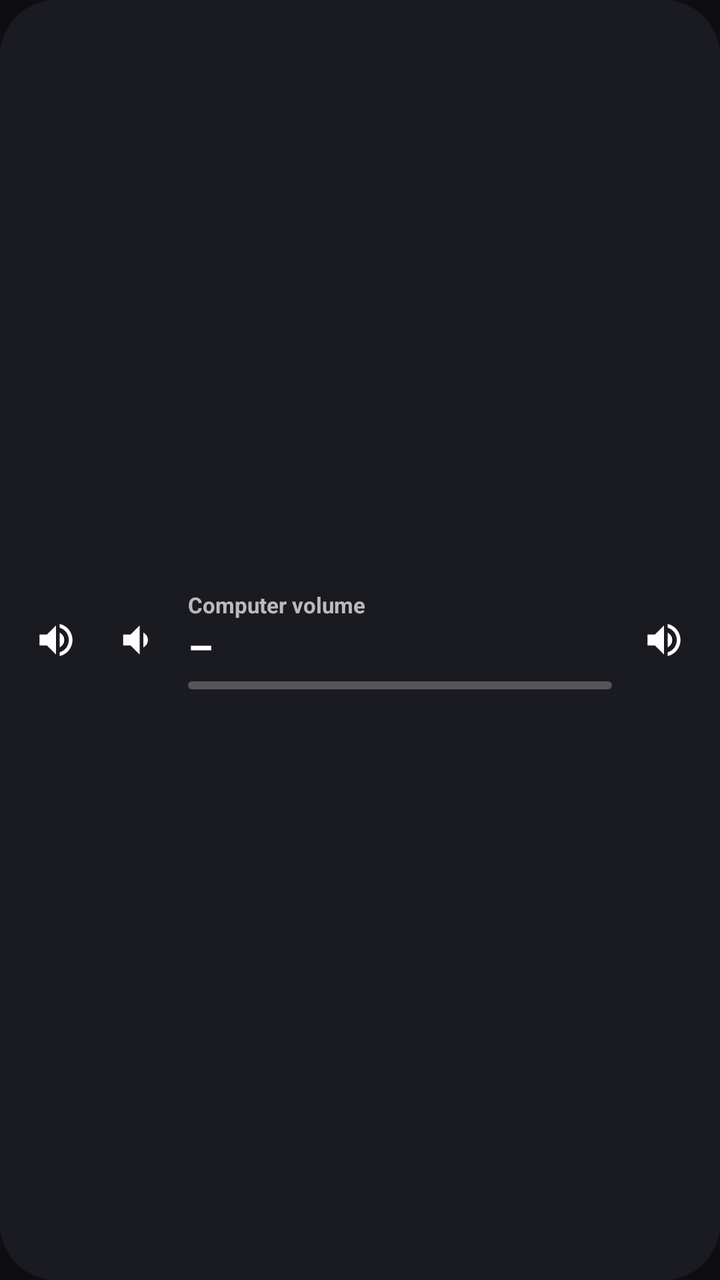
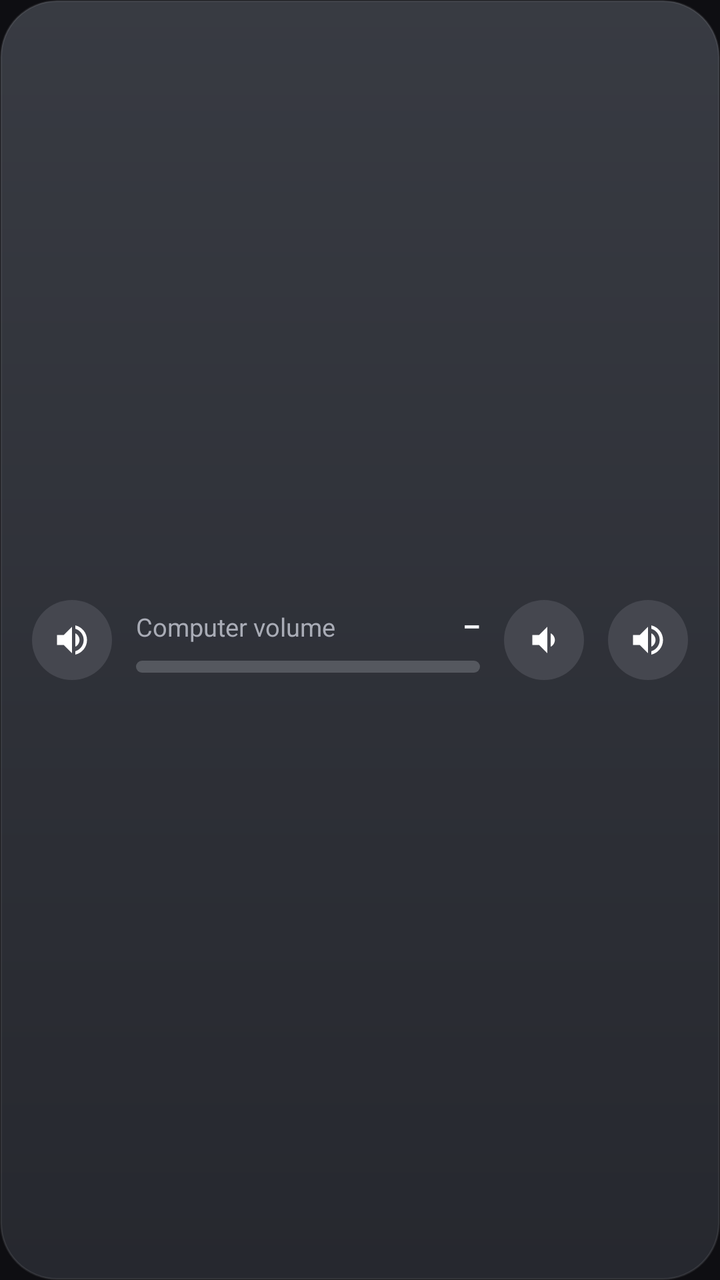

Before-and-after screenshots of an Android layout around one commit, followed by the original layout XML and the change that was made.
<!-- AndroidManifest.xml: application theme Theme.Pocketfader -->
<!-- res/layout/widget_volume.xml -->
<?xml version="1.0" encoding="utf-8"?>
<FrameLayout xmlns:android="http://schemas.android.com/apk/res/android" android:id="@+id/root" android:layout_width="match_parent" android:layout_height="match_parent" android:background="@drawable/widget_bg">
    <LinearLayout android:layout_width="match_parent" android:layout_height="match_parent" android:orientation="horizontal" android:gravity="center_vertical" android:paddingStart="8dp" android:paddingEnd="8dp">
        <ImageView android:id="@+id/mute" android:layout_width="40dp" android:layout_height="40dp" android:padding="9dp"
                android:src="@drawable/ic_w_vol_up" android:background="?android:attr/selectableItemBackgroundBorderless" android:contentDescription="Mute" />
        <ImageView android:id="@+id/vol_down" android:layout_width="40dp" android:layout_height="40dp" android:padding="9dp"
                android:src="@drawable/ic_w_vol_down" android:background="?android:attr/selectableItemBackgroundBorderless" android:contentDescription="Volume down" />
        <LinearLayout android:layout_width="0dp" android:layout_height="wrap_content" android:layout_weight="1" android:layout_marginStart="6dp" android:layout_marginEnd="6dp" android:orientation="vertical">
            <TextView android:id="@+id/label" android:layout_width="match_parent" android:layout_height="wrap_content" android:textColor="#B3FFFFFF" android:textSize="11sp" android:textStyle="bold" android:singleLine="true" android:text="Computer volume" />
            <TextView android:id="@+id/percent" android:layout_width="match_parent" android:layout_height="wrap_content" android:textColor="#FFFFFFFF" android:textSize="20sp" android:textStyle="bold" android:singleLine="true" android:text="–" />
            <ProgressBar android:id="@+id/level" style="?android:attr/progressBarStyleHorizontal" android:layout_width="match_parent" android:layout_height="4dp" android:layout_marginTop="4dp" android:max="100" android:progressDrawable="@drawable/widget_progress" />
        </LinearLayout>
        <ImageView android:id="@+id/vol_up" android:layout_width="40dp" android:layout_height="40dp" android:padding="9dp"
                android:src="@drawable/ic_w_vol_up" android:background="?android:attr/selectableItemBackgroundBorderless" android:contentDescription="Volume up" />
    </LinearLayout>
</FrameLayout>
<!-- resources referenced by this layout -->
<resources>
  <!-- drawable ic_w_vol_down (drawable) -->
  <?xml version="1.0" encoding="utf-8"?>
  <vector xmlns:android="http://schemas.android.com/apk/res/android"
      android:width="24dp" android:height="24dp" android:viewportWidth="24" android:viewportHeight="24">
      <path android:fillColor="#FFFFFFFF" android:pathData="M18.5,12c0,-1.77 -1.02,-3.29 -2.5,-4.03v8.05c1.48,-0.73 2.5,-2.25 2.5,-4.02zM5,9v6h4l5,5V4L9,9H5z" />
  </vector>
  <!-- drawable ic_w_vol_up (drawable) -->
  <?xml version="1.0" encoding="utf-8"?>
  <vector xmlns:android="http://schemas.android.com/apk/res/android"
      android:width="24dp" android:height="24dp" android:viewportWidth="24" android:viewportHeight="24">
      <path android:fillColor="#FFFFFFFF" android:pathData="M3,9v6h4l5,5V4L7,9H3zm13.5,3c0,-1.77 -1.02,-3.29 -2.5,-4.03v8.05c1.48,-0.73 2.5,-2.25 2.5,-4.02zM14,3.23v2.06c2.89,0.86 5,3.54 5,6.71s-2.11,5.85 -5,6.71v2.06c4.01,-0.91 7,-4.49 7,-8.77s-2.99,-7.86 -7,-8.77z" />
  </vector>
  <!-- drawable widget_bg (drawable) -->
  <?xml version="1.0" encoding="utf-8"?>
  <shape xmlns:android="http://schemas.android.com/apk/res/android" android:shape="rectangle"><solid android:color="#F01B1B22" /><corners android:radius="28dp" /></shape>
  <!-- drawable widget_progress (drawable) -->
  <?xml version="1.0" encoding="utf-8"?>
  <layer-list xmlns:android="http://schemas.android.com/apk/res/android">
      <item android:id="@android:id/background">
          <shape android:shape="rectangle"><solid android:color="#40FFFFFF" /><corners android:radius="2dp" /></shape>
      </item>
      <item android:id="@android:id/progress">
          <clip><shape android:shape="rectangle"><solid android:color="#FFFFFFFF" /><corners android:radius="2dp" /></shape></clip>
      </item>
  </layer-list>
  <style name="Theme.Pocketfader" parent="@android:style/Theme.Material.NoActionBar">
          <item name="android:windowBackground">@color/pf_window</item>
          <item name="android:statusBarColor">@android:color/transparent</item>
          <item name="android:navigationBarColor">@android:color/transparent</item>
      </style>
  <color name="pf_window">#0E0E12</color>
</resources>

<!-- the commit's change to res/layout/widget_volume.xml (unified diff, before → after) -->
@@ -1,16 +1,22 @@
 <?xml version="1.0" encoding="utf-8"?>
-<FrameLayout xmlns:android="http://schemas.android.com/apk/res/android" android:id="@+id/root" android:layout_width="match_parent" android:layout_height="match_parent" android:background="@drawable/widget_bg">
-    <LinearLayout android:layout_width="match_parent" android:layout_height="match_parent" android:orientation="horizontal" android:gravity="center_vertical" android:paddingStart="8dp" android:paddingEnd="8dp">
-        <ImageView android:id="@+id/mute" android:layout_width="40dp" android:layout_height="40dp" android:padding="9dp"
-                android:src="@drawable/ic_w_vol_up" android:background="?android:attr/selectableItemBackgroundBorderless" android:contentDescription="Mute" />
-        <ImageView android:id="@+id/vol_down" android:layout_width="40dp" android:layout_height="40dp" android:padding="9dp"
-                android:src="@drawable/ic_w_vol_down" android:background="?android:attr/selectableItemBackgroundBorderless" android:contentDescription="Volume down" />
-        <LinearLayout android:layout_width="0dp" android:layout_height="wrap_content" android:layout_weight="1" android:layout_marginStart="6dp" android:layout_marginEnd="6dp" android:orientation="vertical">
-            <TextView android:id="@+id/label" android:layout_width="match_parent" android:layout_height="wrap_content" android:textColor="#B3FFFFFF" android:textSize="11sp" android:textStyle="bold" android:singleLine="true" android:text="Computer volume" />
-            <TextView android:id="@+id/percent" android:layout_width="match_parent" android:layout_height="wrap_content" android:textColor="#FFFFFFFF" android:textSize="20sp" android:textStyle="bold" android:singleLine="true" android:text="–" />
-            <ProgressBar android:id="@+id/level" style="?android:attr/progressBarStyleHorizontal" android:layout_width="match_parent" android:layout_height="4dp" android:layout_marginTop="4dp" android:max="100" android:progressDrawable="@drawable/widget_progress" />
+<LinearLayout xmlns:android="http://schemas.android.com/apk/res/android" android:id="@+id/root" android:layout_width="match_parent" android:layout_height="match_parent" android:orientation="horizontal" android:gravity="center_vertical" android:background="@drawable/widget_card" android:paddingStart="10dp" android:paddingEnd="10dp">
+    <FrameLayout android:id="@+id/mute" android:layout_width="40dp" android:layout_height="40dp" android:layout_marginStart="6dp" android:layout_marginEnd="6dp">
+                <ImageView android:layout_width="match_parent" android:layout_height="match_parent" android:src="@drawable/widget_circle_dark" android:contentDescription="@null" />
+                <ImageView android:id="@+id/mute_icon" android:layout_width="20dp" android:layout_height="20dp" android:layout_gravity="center" android:src="@drawable/ic_w_vol_up" android:contentDescription="Mute" />
+            </FrameLayout>
+    <LinearLayout android:layout_width="0dp" android:layout_height="wrap_content" android:layout_weight="1" android:layout_marginStart="6dp" android:layout_marginEnd="6dp" android:orientation="vertical">
+        <LinearLayout android:layout_width="match_parent" android:layout_height="wrap_content" android:orientation="horizontal">
+            <TextView android:id="@+id/label" android:layout_width="0dp" android:layout_height="wrap_content" android:layout_weight="1" android:textColor="#FFA9ACB6" android:textSize="12.5sp" android:singleLine="true" android:ellipsize="end" android:text="Computer volume" />
+            <TextView android:id="@+id/percent" android:layout_width="wrap_content" android:layout_height="wrap_content" android:textColor="#FFF2F3F7" android:textSize="14sp" android:textStyle="bold" android:text="–" />
         </LinearLayout>
-        <ImageView android:id="@+id/vol_up" android:layout_width="40dp" android:layout_height="40dp" android:padding="9dp"
-                android:src="@drawable/ic_w_vol_up" android:background="?android:attr/selectableItemBackgroundBorderless" android:contentDescription="Volume up" />
+        <ProgressBar android:id="@+id/level" style="?android:attr/progressBarStyleHorizontal" android:layout_width="match_parent" android:layout_height="6dp" android:layout_marginTop="8dp" android:max="100" android:progressDrawable="@drawable/widget_progress" />
     </LinearLayout>
-</FrameLayout>
+    <FrameLayout android:id="@+id/vol_down" android:layout_width="40dp" android:layout_height="40dp" android:layout_marginStart="6dp" android:layout_marginEnd="6dp">
+                <ImageView android:layout_width="match_parent" android:layout_height="match_parent" android:src="@drawable/widget_circle_dark" android:contentDescription="@null" />
+                <ImageView android:id="@+id/vol_down_icon" android:layout_width="20dp" android:layout_height="20dp" android:layout_gravity="center" android:src="@drawable/ic_w_vol_down" android:contentDescription="Volume down" />
+            </FrameLayout>
+    <FrameLayout android:id="@+id/vol_up" android:layout_width="40dp" android:layout_height="40dp" android:layout_marginStart="6dp" android:layout_marginEnd="6dp">
+                <ImageView android:layout_width="match_parent" android:layout_height="match_parent" android:src="@drawable/widget_circle_dark" android:contentDescription="@null" />
+                <ImageView android:id="@+id/vol_up_icon" android:layout_width="20dp" android:layout_height="20dp" android:layout_gravity="center" android:src="@drawable/ic_w_vol_up" android:contentDescription="Volume up" />
+            </FrameLayout>
+</LinearLayout>
<!-- resource entries referenced after the edit -->
@@ -12,17 +12,24 @@
       android:width="24dp" android:height="24dp" android:viewportWidth="24" android:viewportHeight="24">
       <path android:fillColor="#FFFFFFFF" android:pathData="M3,9v6h4l5,5V4L7,9H3zm13.5,3c0,-1.77 -1.02,-3.29 -2.5,-4.03v8.05c1.48,-0.73 2.5,-2.25 2.5,-4.02zM14,3.23v2.06c2.89,0.86 5,3.54 5,6.71s-2.11,5.85 -5,6.71v2.06c4.01,-0.91 7,-4.49 7,-8.77s-2.99,-7.86 -7,-8.77z" />
   </vector>
-  <!-- drawable widget_bg (drawable) -->
+  <!-- drawable widget_card (drawable) -->
   <?xml version="1.0" encoding="utf-8"?>
-  <shape xmlns:android="http://schemas.android.com/apk/res/android" android:shape="rectangle"><solid android:color="#F01B1B22" /><corners android:radius="28dp" /></shape>
+  <shape xmlns:android="http://schemas.android.com/apk/res/android" android:shape="rectangle">
+      <gradient android:angle="270" android:startColor="#F23A3D45" android:endColor="#F2272930" />
+      <stroke android:width="1dp" android:color="#14FFFFFF" />
+      <corners android:radius="28dp" />
+  </shape>
+  <!-- drawable widget_circle_dark (drawable) -->
+  <?xml version="1.0" encoding="utf-8"?>
+  <shape xmlns:android="http://schemas.android.com/apk/res/android" android:shape="oval"><solid android:color="#FF45474F" /></shape>
   <!-- drawable widget_progress (drawable) -->
   <?xml version="1.0" encoding="utf-8"?>
   <layer-list xmlns:android="http://schemas.android.com/apk/res/android">
       <item android:id="@android:id/background">
-          <shape android:shape="rectangle"><solid android:color="#40FFFFFF" /><corners android:radius="2dp" /></shape>
+          <shape android:shape="rectangle"><solid android:color="#FF55585F" /><corners android:radius="3dp" /></shape>
       </item>
       <item android:id="@android:id/progress">
-          <clip><shape android:shape="rectangle"><solid android:color="#FFFFFFFF" /><corners android:radius="2dp" /></shape></clip>
+          <clip><shape android:shape="rectangle"><solid android:color="#FFE8EAF2" /><corners android:radius="3dp" /></shape></clip>
       </item>
   </layer-list>
   <style name="Theme.Pocketfader" parent="@android:style/Theme.Material.NoActionBar">
